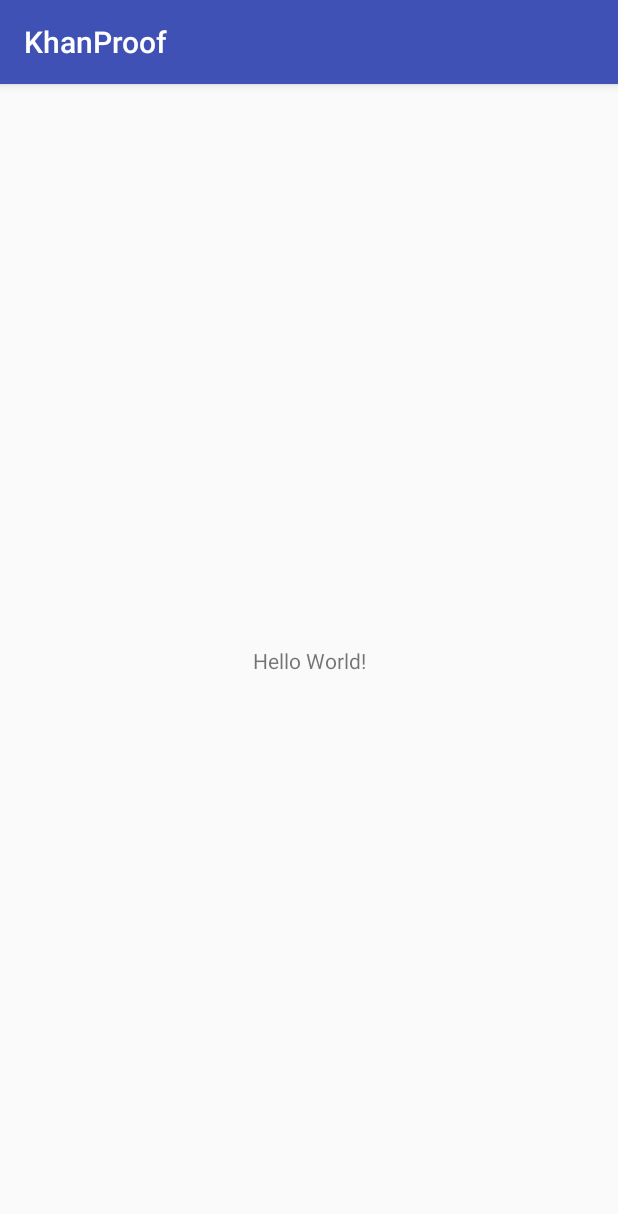
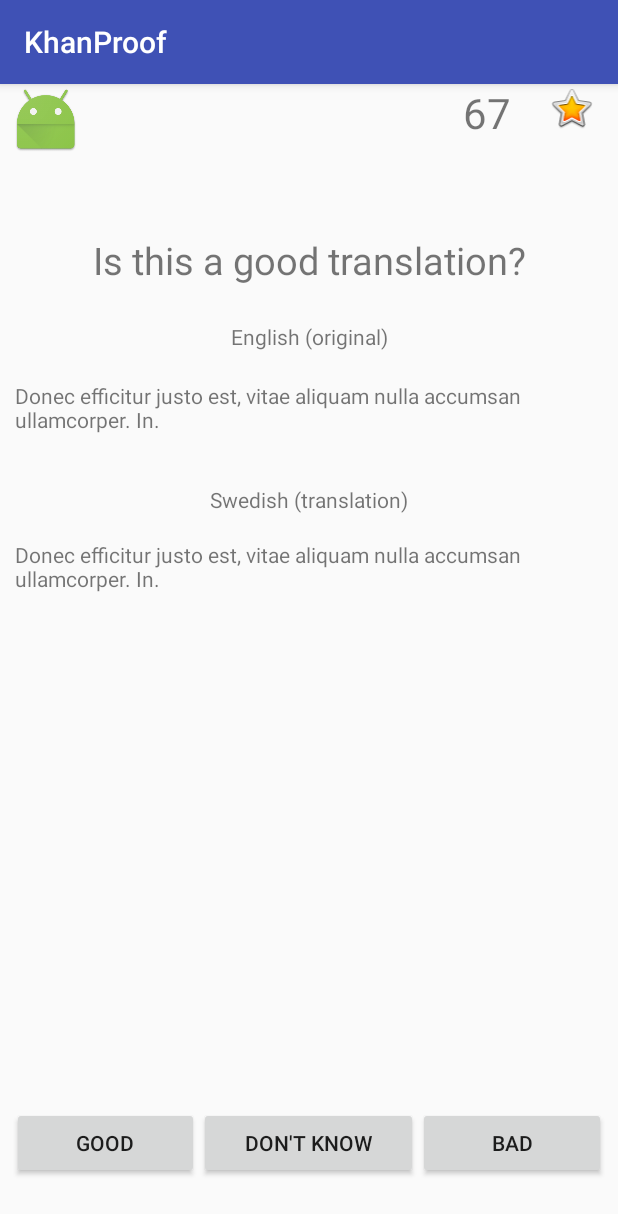
Before and after one commit to jflasson/KhantributeOpenhack17, an Android app: the screen it shows after launch (RatingActivity), on a phone screen of 412 x 824 dp. Shown: the top 1214 px of the screen. Run offline under Robolectric (Android 15) with nearby library versions, the phone set to English and light mode, and no system bars.

Commit message:
added gitignore and basic rating outline to android app

```diff
--- a/android/KhanProof/app/build.gradle
+++ b/android/KhanProof/app/build.gradle
@@ -27,4 +27,5 @@ dependencies {
     compile 'com.android.support:appcompat-v7:26.+'
     compile 'com.android.support.constraint:constraint-layout:1.0.2'
     testCompile 'junit:junit:4.12'
+
 }
--- a/android/KhanProof/app/src/main/java/com/example/johan/khanproof/RatingActivity.java
+++ b/android/KhanProof/app/src/main/java/com/example/johan/khanproof/RatingActivity.java
@@ -1,13 +1,49 @@
 package com.example.johan.khanproof;
 
+import android.app.ActionBar;
 import android.support.v7.app.AppCompatActivity;
 import android.os.Bundle;
+import android.util.Log;
+import android.view.View;
+import android.view.Window;
+import android.widget.Button;
+import android.widget.TextView;
+import android.widget.Toast;
 
 public class RatingActivity extends AppCompatActivity {
+
+    TextView originalText;
+    Button goodButton;
+    Button maybeButton;
+    Button badButton;
+
 
     @Override
     protected void onCreate(Bundle savedInstanceState) {
         super.onCreate(savedInstanceState);
+        this.requestWindowFeature(Window.FEATURE_NO_TITLE);
         setContentView(R.layout.activity_rating);
+
+
+        originalText = (TextView) findViewById(R.id.originaltext);
+        goodButton = (Button) findViewById(R.id.btnGood);
+        maybeButton = (Button) findViewById(R.id.btnMaybe);
+        badButton = (Button) findViewById(R.id.btnBad);
+    }
+
+    public void onClickGood(View view){
+        toast("Good pressed");
+    }
+
+    public void onClickMaybe(View view){
+        toast("Maybe pressed");
+    }
+
+    public void onClickBad(View view){
+        toast("Bad pressed");
+    }
+
+    public void toast(String message){
+        Toast.makeText(getApplicationContext(), message, Toast.LENGTH_LONG).show();
     }
 }
--- a/android/KhanProof/app/src/main/res/layout/activity_rating.xml
+++ b/android/KhanProof/app/src/main/res/layout/activity_rating.xml
@@ -7,12 +7,129 @@
     tools:context="com.example.johan.khanproof.RatingActivity">
 
     <TextView
+        android:id="@+id/swedishlabel"
         android:layout_width="wrap_content"
         android:layout_height="wrap_content"
-        android:text="Hello World!"
-        app:layout_constraintBottom_toBottomOf="parent"
+        android:layout_marginEnd="8dp"
+        android:layout_marginLeft="8dp"
+        android:layout_marginRight="8dp"
+        android:layout_marginStart="8dp"
+        android:layout_marginTop="24dp"
+        android:text="English (original)"
+        app:layout_constraintHorizontal_bias="0.501"
+        app:layout_constraintLeft_toLeftOf="parent"
+        app:layout_constraintRight_toRightOf="parent"
+        app:layout_constraintTop_toBottomOf="@+id/questiontextview" />
+
+    <TextView
+        android:id="@+id/originaltext"
+        android:layout_width="wrap_content"
+        android:layout_height="wrap_content"
+        android:layout_marginEnd="8dp"
+        android:layout_marginLeft="32dp"
+        android:layout_marginRight="32dp"
+        android:layout_marginStart="8dp"
+        android:layout_marginTop="10dp"
+        android:text="@string/lorem_ipsum"
+        app:layout_constraintHorizontal_bias="0.5"
+        app:layout_constraintLeft_toLeftOf="parent"
+        app:layout_constraintRight_toRightOf="parent"
+        android:padding="10dp"
+        app:layout_constraintTop_toBottomOf="@+id/swedishlabel" />
+
+    <TextView
+        android:id="@+id/textView3"
+        android:layout_width="wrap_content"
+        android:layout_height="wrap_content"
+        android:layout_marginEnd="8dp"
+        android:layout_marginLeft="8dp"
+        android:layout_marginRight="8dp"
+        android:layout_marginStart="8dp"
+        android:layout_marginTop="24dp"
+        android:text="Swedish (translation)"
+        app:layout_constraintHorizontal_bias="0.501"
+        app:layout_constraintLeft_toLeftOf="parent"
+        app:layout_constraintRight_toRightOf="parent"
+        app:layout_constraintTop_toBottomOf="@+id/originaltext" />
+
+    <TextView
+        android:id="@+id/translatedtext"
+        android:layout_width="wrap_content"
+        android:layout_height="wrap_content"
+        android:layout_marginEnd="32dp"
+        android:layout_marginLeft="8dp"
+        android:layout_marginRight="8dp"
+        android:layout_marginStart="32dp"
+        android:layout_marginTop="7dp"
+        android:text="@string/lorem_ipsum"
+        app:layout_constraintLeft_toLeftOf="parent"
+        app:layout_constraintRight_toRightOf="parent"
+        android:padding="10dp"
+        app:layout_constraintTop_toBottomOf="@+id/textView3" />
+
+    <TextView
+        android:id="@+id/questiontextview"
+        android:layout_width="wrap_content"
+        android:layout_height="wrap_content"
+        android:layout_marginEnd="8dp"
+        android:layout_marginLeft="8dp"
+        android:layout_marginRight="8dp"
+        android:layout_marginStart="8dp"
+        android:layout_marginTop="100dp"
+        android:text="Is this a good translation?"
+        android:textSize="25sp"
+        app:layout_constraintHorizontal_bias="0.505"
         app:layout_constraintLeft_toLeftOf="parent"
         app:layout_constraintRight_toRightOf="parent"
         app:layout_constraintTop_toTopOf="parent" />
 
+    <LinearLayout
+        android:layout_width="0dp"
+        android:layout_height="78dp"
+        android:orientation="horizontal"
+        android:layout_marginRight="8dp"
+        app:layout_constraintRight_toRightOf="parent"
+        android:layout_marginLeft="8dp"
+        app:layout_constraintLeft_toLeftOf="parent"
+        app:layout_constraintBottom_toBottomOf="parent"
+        android:layout_marginBottom="8dp"
+        android:layout_marginStart="8dp"
+        android:layout_marginEnd="8dp">
+
+        <Button
+            android:id="@+id/btnGood"
+            android:layout_width="wrap_content"
+            android:layout_height="wrap_content"
+            android:layout_weight="1"
+            android:onClick="onClickGood"
+            android:text="Good" />
+
+        <Button
+            android:id="@+id/btnMaybe"
+            android:layout_width="wrap_content"
+            android:layout_height="wrap_content"
+            android:layout_weight="1"
+            android:onClick="onClickMaybe"
+            android:text="Don't know" />
+
+        <Button
+            android:id="@+id/btnBad"
+            android:layout_width="wrap_content"
+            android:layout_height="wrap_content"
+            android:layout_weight="1"
+            android:onClick="onClickBad"
+            android:text="Bad" />
+    </LinearLayout>
+
+    <include
+        layout="@layout/header"
+        android:layout_width="match_parent"
+        android:layout_height="wrap_content"
+        android:layout_marginLeft="0dp"
+        android:layout_marginRight="0dp"
+        app:layout_constraintLeft_toLeftOf="parent"
+        app:layout_constraintRight_toRightOf="parent"
+        app:layout_constraintTop_toTopOf="parent"
+        android:layout_marginTop="0dp" />
+
 </android.support.constraint.ConstraintLayout>
--- /dev/null
+++ b/android/KhanProof/app/src/main/res/layout/header.xml
@@ -0,0 +1,35 @@
+<?xml version="1.0" encoding="utf-8"?>
+<LinearLayout xmlns:android="http://schemas.android.com/apk/res/android"
+    xmlns:app="http://schemas.android.com/apk/res-auto"
+    android:layout_width="match_parent"
+    android:layout_height="match_parent">
+
+    <ImageView
+        android:id="@+id/logo"
+        android:layout_width="0dp"
+        android:layout_height="wrap_content"
+        android:layout_weight="15"
+        app:srcCompat="@mipmap/ic_launcher" />
+
+    <TextView
+        android:id="@+id/spacer"
+        android:layout_width="0dp"
+        android:layout_height="wrap_content"
+        android:layout_weight="60"
+        android:text="" />
+
+    <TextView
+        android:id="@+id/karma"
+        android:layout_width="0dp"
+        android:layout_height="wrap_content"
+        android:layout_weight="10"
+        android:textSize="28sp"
+        android:text="67" />
+
+    <ImageView
+        android:id="@+id/profilepic"
+        android:layout_width="0dp"
+        android:layout_height="wrap_content"
+        android:layout_weight="15"
+        app:srcCompat="@android:drawable/btn_star_big_on" />
+</LinearLayout>
--- a/android/KhanProof/app/src/main/res/values/strings.xml
+++ b/android/KhanProof/app/src/main/res/values/strings.xml
@@ -1,3 +1,4 @@
 <resources>
     <string name="app_name">KhanProof</string>
+    <string name="lorem_ipsum">Donec efficitur justo est, vitae aliquam nulla accumsan ullamcorper. In.</string>
 </resources>
```
Also changed, not shown: 1 other file.
